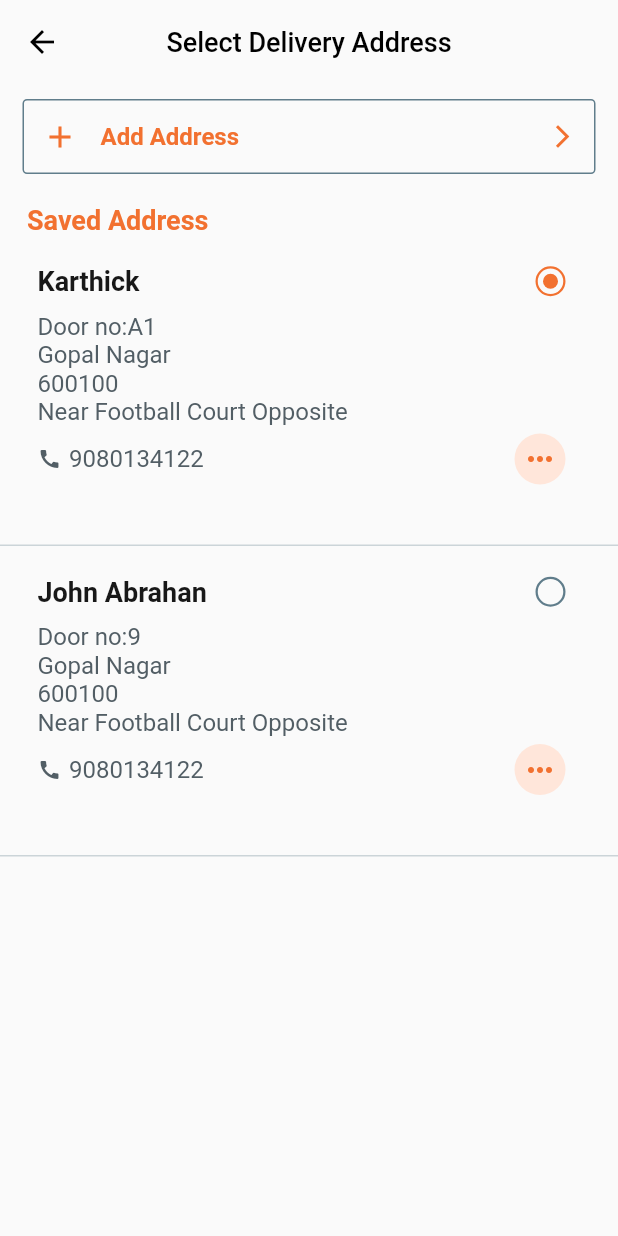
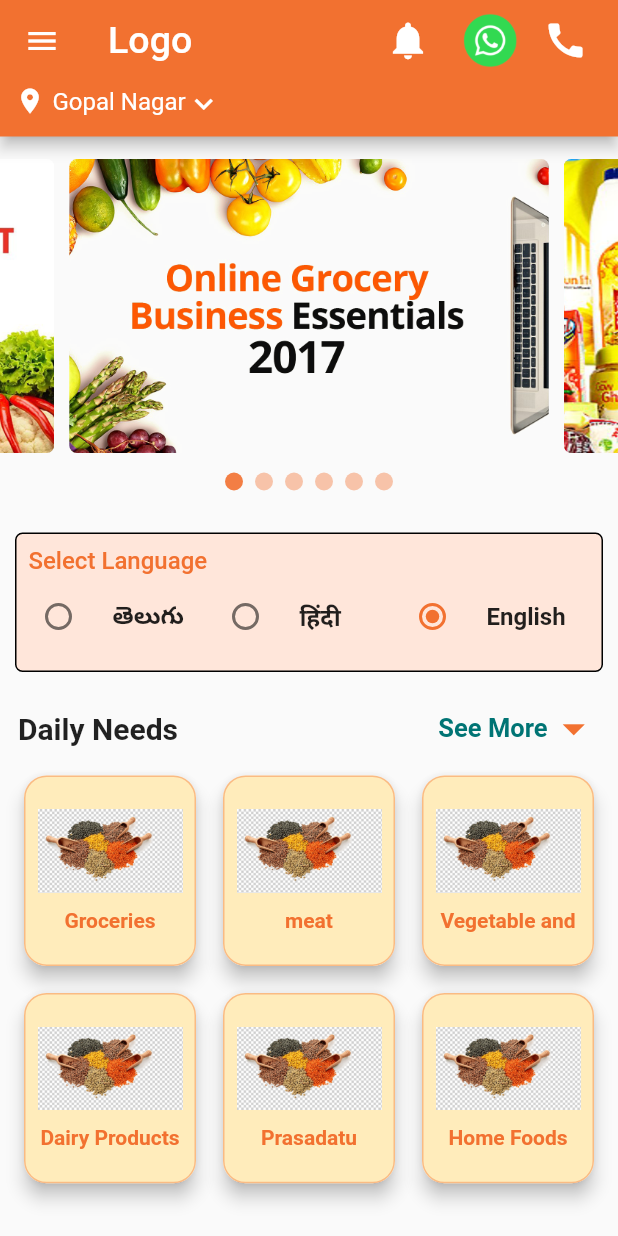
Before and after one commit to Inthumathi/askundelivery, a Flutter app: the AddressScreen screen opened directly, after a tap on "Karthick", on a phone screen of 412 x 824 dp. Run offline on Flutter 3.47's test engine with Material 2 defaults, Android fonts, the phone set to English and light mode, and no system bars; drawn by our look-alikes of carousel_slider, flutter_advanced_drawer; our stand-ins replace avatar_glow, badges, double_back_to_close_app, dropdown_search, easy_localization, flutter_secure_storage and 8 more; missing offline and left inert: diamond_bottom_bar; accounts and stored records are empty.

Commit message:
address set

```diff
--- a/lib/UI Screen/address/address.dart
+++ b/lib/UI Screen/address/address.dart
@@ -1,3 +1,4 @@
+import 'package:askun_delivery_app/UI%20Screen/homepage/homepage.dart';
 import 'package:askun_delivery_app/utilites/constant.dart';
 import 'package:askun_delivery_app/utilites/strings.dart';
 import 'package:askun_delivery_app/widget/smalltext.dart';
@@ -157,6 +158,11 @@ class _AddressScreenState extends State<AddressScreen> {
                           setState(() {
                             activeAddress = index;
                           });
+                          Navigator.push(
+                              context,
+                              PageTransition(
+                                  type: PageTransitionType.rightToLeft,
+                                  child:   HomeScreen(selectedAddress: addressList[activeAddress].streetName)));
                         },
                         child: Padding(
                             padding: const EdgeInsets.only(
--- a/lib/UI Screen/homepage/homepage.dart
+++ b/lib/UI Screen/homepage/homepage.dart
@@ -10,6 +10,9 @@ import 'package:flutter/cupertino.dart';
 import 'package:flutter/material.dart';
 import 'package:easy_localization/easy_localization.dart';
 import 'package:flutter_advanced_drawer/flutter_advanced_drawer.dart';
+import 'package:fluttertoast/fluttertoast.dart';
+import 'package:geocoding/geocoding.dart';
+import 'package:geolocator/geolocator.dart';
 import 'package:page_transition/page_transition.dart';
 import 'package:url_launcher/url_launcher.dart';
 
@@ -69,8 +72,9 @@ class Service {
 }
 
 class HomeScreen extends StatefulWidget {
+  final String? selectedAddress;
   const HomeScreen({
-    Key? key,
+    Key? key,this.selectedAddress,
   }) : super(key: key);
 
   @override
@@ -78,6 +82,8 @@ class HomeScreen extends StatefulWidget {
 }
 
 class _HomeScreenState extends State<HomeScreen> {
+
+
   List<DailyNeeds> DailyNeedsList = <DailyNeeds>[
     DailyNeeds(
       cateName: "groceries",
@@ -244,11 +250,62 @@ class _HomeScreenState extends State<HomeScreen> {
   bool onpress = false;
   bool foodPress = false;
   bool askservice = false;
+  String currentAddress = "My Address";
+  String currentPincode = "";
+  String currentCountry = "";
+  String currentState = "";
+  String currentStreet = "";
+  String currentCity = "";
+  Position? currentPosition;
+
+  bool currentLocation = false;
+
 
   @override
   void initState() {
     super.initState();
     selectedLanguage = getFlag('DE');
+    _determinePosition();
+  }
+
+  Future<Position?> _determinePosition() async {
+    bool serviceEnable;
+    LocationPermission permission;
+    serviceEnable = await Geolocator.isLocationServiceEnabled();
+    if (!serviceEnable) {
+      Fluttertoast.showToast(msg: "Please keep your location on");
+    }
+    permission = await Geolocator.checkPermission();
+    if (permission == LocationPermission.denied) {
+      permission = await Geolocator.requestPermission();
+      if (permission == LocationPermission.denied) {
+        Fluttertoast.showToast(msg: "Location Permission Denied");
+      }
+    }
+    if (permission == LocationPermission.deniedForever) {
+      Fluttertoast.showToast(msg: "Permission is Denied Forever");
+    }
+    Position position = await Geolocator.getCurrentPosition(
+      desiredAccuracy: LocationAccuracy.high,
+    );
+    try {
+      List<Placemark> placemarks =
+      await placemarkFromCoordinates(position.latitude, position.longitude);
+      Placemark place = placemarks[0];
+      setState(() {
+        currentPosition = position;
+        currentPincode = '${place.postalCode}';
+        currentCountry = '${place.country}';
+        currentState = '${place.administrativeArea}';
+        currentCity = '${place.locality}';
+        currentStreet = '${place.thoroughfare}';
+        currentAddress =
+        "${place.locality},${place.postalCode},${place.country},${place.street},${place.administrativeArea},${place.thoroughfare},${place.thoroughfare}";
+      });
+    } catch (e) {
+      print(e);
+    }
+    return null;
   }
 
   void showWidget() {
@@ -620,10 +677,16 @@ class _HomeScreenState extends State<HomeScreen> {
                       ),
                       Row(
                         children: [
-                          SmallText(
+                         widget.selectedAddress== null?SizedBox():  SmallText(text: widget.selectedAddress.toString(),  color: whiteColor,),
+                          currentStreet=="" && widget.selectedAddress== null?   SmallText(
                             text: "Delivery Location",
                             color: whiteColor,
+                          )   :
+                        SmallText(
+                            text: currentStreet,
+                            color: whiteColor,
                           ),
+
                           Padding(
                             padding: const EdgeInsets.only(top: 3.0),
                             child: Icon(
```
Also changed, not shown: lib/UI Screen/login page/login.dart (+9 -35 lines), lib/UI Screen/login page/optscreen/otpscreen.dart (+8 -2 lines).
